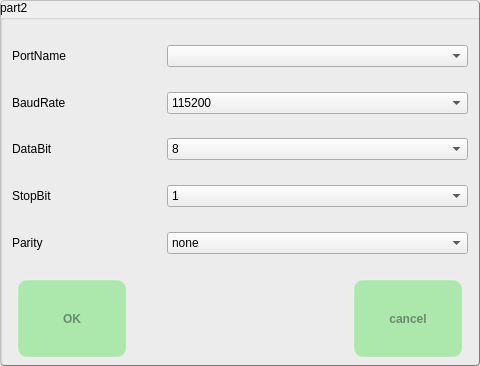
First picture: the form in serial_set_port2.ui, repository jizizihe/baijie_demo, before the edit.
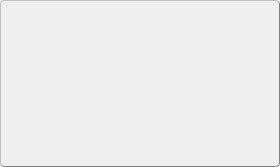
Second picture: the form after the edit. Icons and pictures are not drawn.

Commit message: func: 1.chang button style in gpio       2.refresh when open and close button in wifi,bluetooth,ethernet and 4g       3.add set  gateway and subnet mask in ethernet       4.add display 4g status in 4g       5.optimize copy,cut,delete,safe exit in storage       6.add the judgment that the serial port is occupied

```diff
--- a/serial_set_port2.ui
+++ b/serial_set_port2.ui
@@ -6,8 +6,8 @@
    <rect>
     <x>0</x>
     <y>0</y>
-    <width>480</width>
-    <height>366</height>
+    <width>280</width>
+    <height>167</height>
    </rect>
   </property>
   <property name="windowTitle">
@@ -45,454 +45,7 @@
     outline: none; /*去掉按钮的虚线框*/
 }</string>
   </property>
-  <widget class="QWidget" name="centralwidget">
-   <layout class="QGridLayout" name="gridLayout" rowstretch="1">
-    <property name="leftMargin">
-     <number>0</number>
-    </property>
-    <property name="topMargin">
-     <number>0</number>
-    </property>
-    <property name="rightMargin">
-     <number>0</number>
-    </property>
-    <property name="bottomMargin">
-     <number>0</number>
-    </property>
-    <property name="spacing">
-     <number>0</number>
-    </property>
-    <item row="0" column="0">
-     <widget class="QGroupBox" name="groupBox_2">
-      <property name="sizePolicy">
-       <sizepolicy hsizetype="Preferred" vsizetype="Expanding">
-        <horstretch>0</horstretch>
-        <verstretch>0</verstretch>
-       </sizepolicy>
-      </property>
-      <property name="title">
-       <string>part2</string>
-      </property>
-      <layout class="QVBoxLayout" name="verticalLayout_3" stretch="1,3,1,3,1,3,1,3,1,3,1,4">
-       <property name="spacing">
-        <number>5</number>
-       </property>
-       <property name="topMargin">
-        <number>5</number>
-       </property>
-       <property name="bottomMargin">
-        <number>5</number>
-       </property>
-       <item>
-        <spacer name="verticalSpacer">
-         <property name="orientation">
-          <enum>Qt::Vertical</enum>
-         </property>
-         <property name="sizeHint" stdset="0">
-          <size>
-           <width>20</width>
-           <height>40</height>
-          </size>
-         </property>
-        </spacer>
-       </item>
-       <item>
-        <layout class="QHBoxLayout" name="horizontalLayout_2" stretch="1,2">
-         <item>
-          <widget class="QLabel" name="PartNamelab_21">
-           <property name="sizePolicy">
-            <sizepolicy hsizetype="Minimum" vsizetype="Minimum">
-             <horstretch>0</horstretch>
-             <verstretch>0</verstretch>
-            </sizepolicy>
-           </property>
-           <property name="minimumSize">
-            <size>
-             <width>100</width>
-             <height>0</height>
-            </size>
-           </property>
-           <property name="maximumSize">
-            <size>
-             <width>16777215</width>
-             <height>16777215</height>
-            </size>
-           </property>
-           <property name="text">
-            <string>PortName</string>
-           </property>
-          </widget>
-         </item>
-         <item>
-          <widget class="QComboBox" name="SerialCb_2">
-           <property name="focusPolicy">
-            <enum>Qt::NoFocus</enum>
-           </property>
-          </widget>
-         </item>
-        </layout>
-       </item>
-       <item>
-        <spacer name="verticalSpacer_2">
-         <property name="orientation">
-          <enum>Qt::Vertical</enum>
-         </property>
-         <property name="sizeHint" stdset="0">
-          <size>
-           <width>20</width>
-           <height>40</height>
-          </size>
-         </property>
-        </spacer>
-       </item>
-       <item>
-        <layout class="QHBoxLayout" name="horizontalLayout_5" stretch="1,2">
-         <item>
-          <widget class="QLabel" name="PartNamelab_22">
-           <property name="sizePolicy">
-            <sizepolicy hsizetype="Minimum" vsizetype="Minimum">
-             <horstretch>0</horstretch>
-             <verstretch>0</verstretch>
-            </sizepolicy>
-           </property>
-           <property name="minimumSize">
-            <size>
-             <width>100</width>
-             <height>0</height>
-            </size>
-           </property>
-           <property name="maximumSize">
-            <size>
-             <width>16777215</width>
-             <height>16777215</height>
-            </size>
-           </property>
-           <property name="text">
-            <string>BaudRate</string>
-           </property>
-          </widget>
-         </item>
-         <item>
-          <widget class="QComboBox" name="BaudrateCb_2">
-           <property name="focusPolicy">
-            <enum>Qt::NoFocus</enum>
-           </property>
-           <property name="currentIndex">
-            <number>2</number>
-           </property>
-           <item>
-            <property name="text">
-             <string>4800</string>
-            </property>
-           </item>
-           <item>
-            <property name="text">
-             <string>9600</string>
-            </property>
-           </item>
-           <item>
-            <property name="text">
-             <string>115200</string>
-            </property>
-           </item>
-          </widget>
-         </item>
-        </layout>
-       </item>
-       <item>
-        <spacer name="verticalSpacer_3">
-         <property name="orientation">
-          <enum>Qt::Vertical</enum>
-         </property>
-         <property name="sizeHint" stdset="0">
-          <size>
-           <width>20</width>
-           <height>40</height>
-          </size>
-         </property>
-        </spacer>
-       </item>
-       <item>
-        <layout class="QHBoxLayout" name="horizontalLayout_6" stretch="1,2">
-         <item>
-          <widget class="QLabel" name="PartNamelab_23">
-           <property name="sizePolicy">
-            <sizepolicy hsizetype="Minimum" vsizetype="Minimum">
-             <horstretch>0</horstretch>
-             <verstretch>0</verstretch>
-            </sizepolicy>
-           </property>
-           <property name="minimumSize">
-            <size>
-             <width>100</width>
-             <height>0</height>
-            </size>
-           </property>
-           <property name="maximumSize">
-            <size>
-             <width>16777215</width>
-             <height>16777215</height>
-            </size>
-           </property>
-           <property name="text">
-            <string>DataBit</string>
-           </property>
-          </widget>
-         </item>
-         <item>
-          <widget class="QComboBox" name="DatabitsCb_2">
-           <property name="focusPolicy">
-            <enum>Qt::NoFocus</enum>
-           </property>
-           <property name="currentIndex">
-            <number>3</number>
-           </property>
-           <item>
-            <property name="text">
-             <string>5</string>
-            </property>
-           </item>
-           <item>
-            <property name="text">
-             <string>6</string>
-            </property>
-           </item>
-           <item>
-            <property name="text">
-             <string>7</string>
-            </property>
-           </item>
-           <item>
-            <property name="text">
-             <string>8</string>
-            </property>
-           </item>
-          </widget>
-         </item>
-        </layout>
-       </item>
-       <item>
-        <spacer name="verticalSpacer_4">
-         <property name="orientation">
-          <enum>Qt::Vertical</enum>
-         </property>
-         <property name="sizeHint" stdset="0">
-          <size>
-           <width>20</width>
-           <height>40</height>
-          </size>
-         </property>
-        </spacer>
-       </item>
-       <item>
-        <layout class="QHBoxLayout" name="horizontalLayout_7" stretch="1,2">
-         <item>
-          <widget class="QLabel" name="PartNamelab_24">
-           <property name="sizePolicy">
-            <sizepolicy hsizetype="Minimum" vsizetype="Minimum">
-             <horstretch>0</horstretch>
-             <verstretch>0</verstretch>
-            </sizepolicy>
-           </property>
-           <property name="minimumSize">
-            <size>
-             <width>100</width>
-             <height>0</height>
-            </size>
-           </property>
-           <property name="maximumSize">
-            <size>
-             <width>16777215</width>
-             <height>16777215</height>
-            </size>
-           </property>
-           <property name="text">
-            <string>StopBit</string>
-           </property>
-          </widget>
-         </item>
-         <item>
-          <widget class="QComboBox" name="StopbitCb_2">
-           <property name="focusPolicy">
-            <enum>Qt::NoFocus</enum>
-           </property>
-           <item>
-            <property name="text">
-             <string>1</string>
-            </property>
-           </item>
-           <item>
-            <property name="text">
-             <string>2</string>
-            </property>
-           </item>
-          </widget>
-         </item>
-        </layout>
-       </item>
-       <item>
-        <spacer name="verticalSpacer_6">
-         <property name="orientation">
-          <enum>Qt::Vertical</enum>
-         </property>
-         <property name="sizeHint" stdset="0">
-          <size>
-           <width>20</width>
-           <height>40</height>
-          </size>
-         </property>
-        </spacer>
-       </item>
-       <item>
-        <layout class="QHBoxLayout" name="horizontalLayout_8" stretch="1,2">
-         <item>
-          <widget class="QLabel" name="PartNamelab_25">
-           <property name="sizePolicy">
-            <sizepolicy hsizetype="Minimum" vsizetype="Minimum">
-             <horstretch>0</horstretch>
-             <verstretch>0</verstretch>
-            </sizepolicy>
-           </property>
-           <property name="minimumSize">
-            <size>
-             <width>100</width>
-             <height>0</height>
-            </size>
-           </property>
-           <property name="maximumSize">
-            <size>
-             <width>16777215</width>
-             <height>16777215</height>
-            </size>
-           </property>
-           <property name="text">
-            <string>Parity</string>
-           </property>
-          </widget>
-         </item>
-         <item>
-          <widget class="QComboBox" name="ParityCb_2">
-           <property name="focusPolicy">
-            <enum>Qt::NoFocus</enum>
-           </property>
-           <item>
-            <property name="text">
-             <string>none</string>
-            </property>
-           </item>
-          </widget>
-         </item>
-        </layout>
-       </item>
-       <item>
-        <spacer name="verticalSpacer_5">
-         <property name="orientation">
-          <enum>Qt::Vertical</enum>
-         </property>
-         <property name="sizeHint" stdset="0">
-          <size>
-           <width>20</width>
-           <height>40</height>
-          </size>
-         </property>
-        </spacer>
-       </item>
-       <item>
-        <layout class="QHBoxLayout" name="horizontalLayout_4" stretch="1,2,1">
-         <property name="leftMargin">
-          <number>5</number>
-         </property>
-         <property name="rightMargin">
-          <number>5</number>
-         </property>
-         <item>
-          <widget class="QPushButton" name="OK_Btn">
-           <property name="enabled">
-            <bool>true</bool>
-           </property>
-           <property name="sizePolicy">
-            <sizepolicy hsizetype="Minimum" vsizetype="Minimum">
-             <horstretch>0</horstretch>
-             <verstretch>0</verstretch>
-            </sizepolicy>
-           </property>
-           <property name="minimumSize">
-            <size>
-             <width>0</width>
-             <height>0</height>
-            </size>
-           </property>
-           <property name="font">
-            <font>
-             <weight>75</weight>
-             <bold>true</bold>
-            </font>
-           </property>
-           <property name="focusPolicy">
-            <enum>Qt::NoFocus</enum>
-           </property>
-           <property name="text">
-            <string>OK</string>
-           </property>
-           <property name="checkable">
-            <bool>false</bool>
-           </property>
-           <property name="checked">
-            <bool>false</bool>
-           </property>
-           <property name="autoRepeat">
-            <bool>false</bool>
-           </property>
-          </widget>
-         </item>
-         <item>
-          <spacer name="horizontalSpacer_3">
-           <property name="orientation">
-            <enum>Qt::Horizontal</enum>
-           </property>
-           <property name="sizeHint" stdset="0">
-            <size>
-             <width>48</width>
-             <height>17</height>
-            </size>
-           </property>
-          </spacer>
-         </item>
-         <item>
-          <widget class="QPushButton" name="SendBtn_2">
-           <property name="sizePolicy">
-            <sizepolicy hsizetype="Minimum" vsizetype="Minimum">
-             <horstretch>0</horstretch>
-             <verstretch>0</verstretch>
-            </sizepolicy>
-           </property>
-           <property name="minimumSize">
-            <size>
-             <width>0</width>
-             <height>0</height>
-            </size>
-           </property>
-           <property name="font">
-            <font>
-             <weight>75</weight>
-             <bold>true</bold>
-            </font>
-           </property>
-           <property name="focusPolicy">
-            <enum>Qt::NoFocus</enum>
-           </property>
-           <property name="text">
-            <string>cancel</string>
-           </property>
-          </widget>
-         </item>
-        </layout>
-       </item>
-      </layout>
-     </widget>
-    </item>
-   </layout>
-  </widget>
+  <widget class="QWidget" name="centralwidget"/>
   <widget class="QMenuBar" name="menubar">
    <property name="geometry">
     <rect>
```
Left out of the diff: 2 changed lines with no effect on the pictures. The commit also changes 103 other files.
